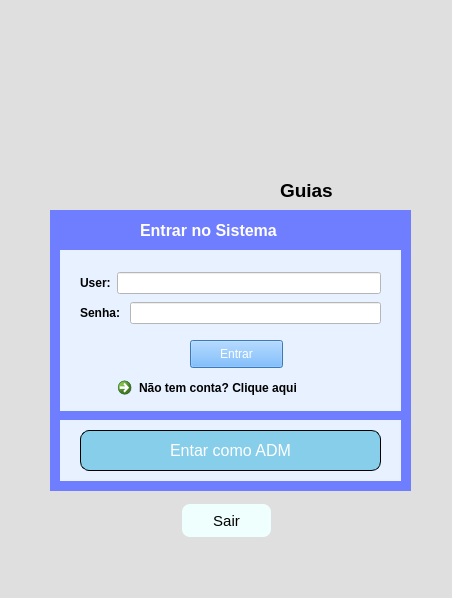
Above: Guia_adm/ui/tela_login.ui from lannyily/POO2 before the change. Below: the same form after it.
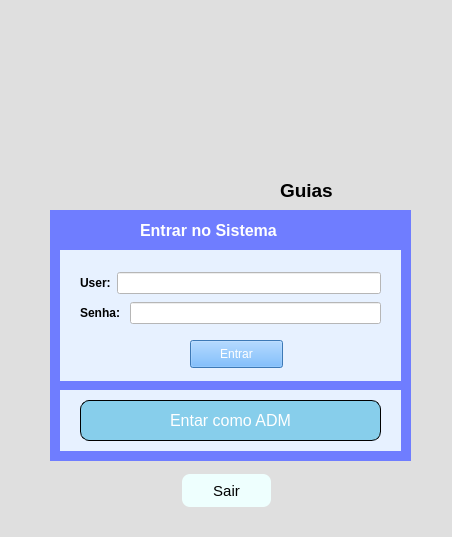
That is the form after the change. Icons and pictures are not drawn.

```diff
--- a/Guia_adm/ui/tela_login.ui
+++ b/Guia_adm/ui/tela_login.ui
@@ -7,7 +7,7 @@
     <x>0</x>
     <y>0</y>
     <width>452</width>
-    <height>598</height>
+    <height>537</height>
    </rect>
   </property>
   <property name="windowTitle">
@@ -63,7 +63,7 @@
       <x>50</x>
       <y>210</y>
       <width>361</width>
-      <height>281</height>
+      <height>251</height>
      </rect>
     </property>
     <property name="styleSheet">
@@ -75,7 +75,7 @@
        <x>10</x>
        <y>40</y>
        <width>341</width>
-       <height>161</height>
+       <height>131</height>
       </rect>
      </property>
      <property name="styleSheet">
@@ -167,19 +167,6 @@
        </item>
       </layout>
      </widget>
-     <widget class="QCommandLinkButton" name="commandLinkButton">
-      <property name="geometry">
-       <rect>
-        <x>50</x>
-        <y>120</y>
-        <width>251</width>
-        <height>31</height>
-       </rect>
-      </property>
-      <property name="text">
-       <string>Não tem conta? Clique aqui</string>
-      </property>
-     </widget>
     </widget>
     <widget class="QLabel" name="label_3">
      <property name="geometry">
@@ -208,7 +195,7 @@
      <property name="geometry">
       <rect>
        <x>10</x>
-       <y>210</y>
+       <y>180</y>
        <width>341</width>
        <height>61</height>
       </rect>
@@ -261,7 +248,7 @@
     <property name="geometry">
      <rect>
       <x>180</x>
-      <y>500</y>
+      <y>470</y>
       <width>93</width>
       <height>41</height>
      </rect>
```
